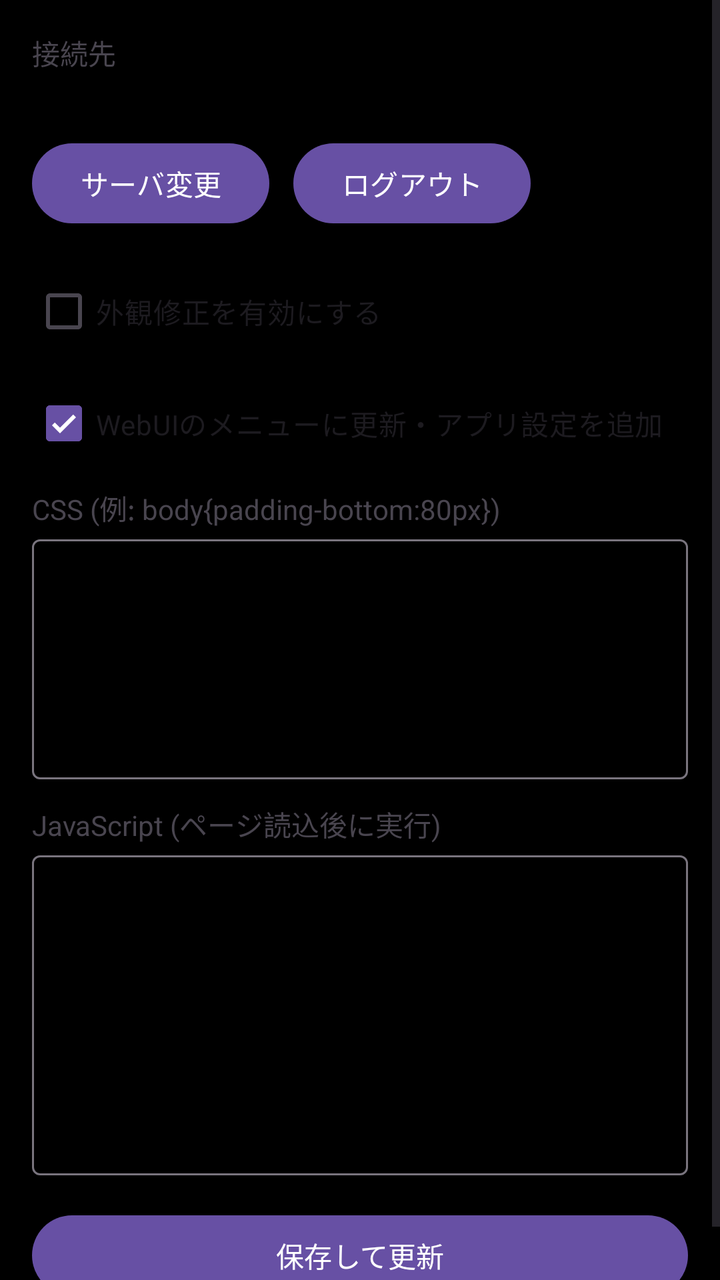
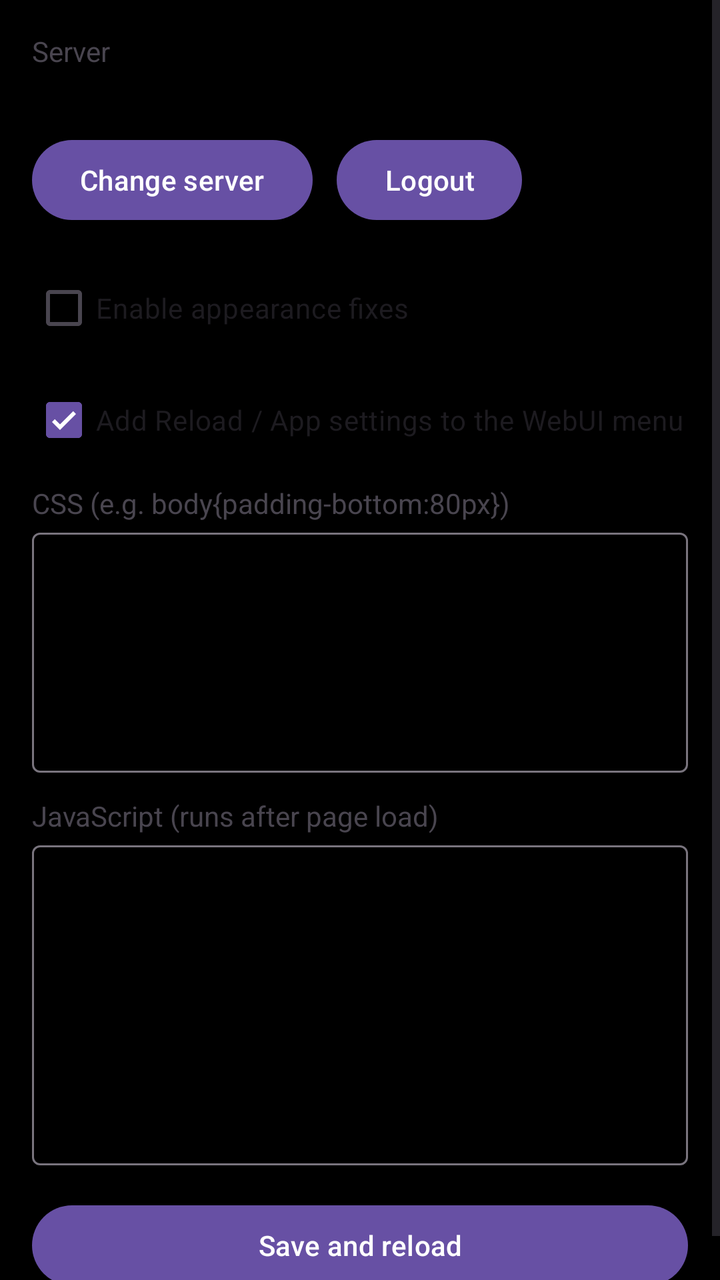

Two renders of the same Android screen: before a commit and after it. Below are the layout's source before the change and the commit's diff.
<!-- AndroidManifest.xml: application theme Theme.Opencode -->
<!-- res/layout/activity_settings.xml -->
<?xml version="1.0" encoding="utf-8"?>
<ScrollView xmlns:android="http://schemas.android.com/apk/res/android"
    android:layout_width="match_parent"
    android:layout_height="match_parent">

    <LinearLayout
        android:layout_width="match_parent"
        android:layout_height="wrap_content"
        android:orientation="vertical"
        android:padding="16dp">

        <TextView
            android:layout_width="wrap_content"
            android:layout_height="wrap_content"
            android:text="接続先" />

        <TextView
            android:id="@+id/text_server_url"
            android:layout_width="match_parent"
            android:layout_height="wrap_content"
            android:layout_marginTop="4dp"
            android:fontFamily="monospace" />

        <LinearLayout
            android:layout_width="match_parent"
            android:layout_height="wrap_content"
            android:layout_marginTop="8dp"
            android:orientation="horizontal">

            <com.google.android.material.button.MaterialButton
                android:id="@+id/btn_change_server"
                android:layout_width="wrap_content"
                android:layout_height="wrap_content"
                android:text="サーバ変更" />

            <com.google.android.material.button.MaterialButton
                android:id="@+id/btn_logout"
                android:layout_width="wrap_content"
                android:layout_height="wrap_content"
                android:layout_marginStart="12dp"
                android:text="ログアウト" />
        </LinearLayout>

        <CheckBox
            android:id="@+id/check_enable"
            android:layout_width="wrap_content"
            android:layout_height="wrap_content"
            android:layout_marginTop="16dp"
            android:text="外観修正を有効にする" />

        <CheckBox
            android:id="@+id/check_appmenu"
            android:layout_width="wrap_content"
            android:layout_height="wrap_content"
            android:layout_marginTop="8dp"
            android:text="WebUIのメニューに更新・アプリ設定を追加"
            android:checked="true" />

        <TextView
            android:layout_width="wrap_content"
            android:layout_height="wrap_content"
            android:layout_marginTop="8dp"
            android:text="CSS (例: body{padding-bottom:80px})" />

        <com.google.android.material.textfield.TextInputLayout
            android:layout_width="match_parent"
            android:layout_height="wrap_content">

            <com.google.android.material.textfield.TextInputEditText
                android:id="@+id/input_css"
                android:layout_width="match_parent"
                android:layout_height="120dp"
                android:gravity="top"
                android:inputType="textMultiLine"
                android:fontFamily="monospace" />
        </com.google.android.material.textfield.TextInputLayout>

        <TextView
            android:layout_width="wrap_content"
            android:layout_height="wrap_content"
            android:layout_marginTop="12dp"
            android:text="JavaScript (ページ読込後に実行)" />

        <com.google.android.material.textfield.TextInputLayout
            android:layout_width="match_parent"
            android:layout_height="wrap_content">

            <com.google.android.material.textfield.TextInputEditText
                android:id="@+id/input_js"
                android:layout_width="match_parent"
                android:layout_height="160dp"
                android:gravity="top"
                android:inputType="textMultiLine"
                android:fontFamily="monospace" />
        </com.google.android.material.textfield.TextInputLayout>

        <com.google.android.material.button.MaterialButton
            android:id="@+id/btn_save"
            android:layout_width="match_parent"
            android:layout_height="wrap_content"
            android:layout_marginTop="16dp"
            android:text="保存して更新" />
    </LinearLayout>
</ScrollView>
<!-- resources referenced by this layout -->
<resources>
  <style name="Theme.Opencode" parent="Theme.Material3.DayNight.NoActionBar">
          <item name="android:windowBackground">@android:color/black</item>
          <item name="android:statusBarColor">@android:color/black</item>
          <item name="android:navigationBarColor">@android:color/black</item>
          <item name="android:windowLightStatusBar">false</item>
      </style>
</resources>

<!-- the commit's change to res/layout/activity_settings.xml (unified diff, before → after) -->
@@ -12,7 +12,7 @@
         <TextView
             android:layout_width="wrap_content"
             android:layout_height="wrap_content"
-            android:text="接続先" />
+            android:text="@string/settings_server" />
 
         <TextView
             android:id="@+id/text_server_url"
@@ -31,14 +31,14 @@
                 android:id="@+id/btn_change_server"
                 android:layout_width="wrap_content"
                 android:layout_height="wrap_content"
-                android:text="サーバ変更" />
+                android:text="@string/change_server" />
 
             <com.google.android.material.button.MaterialButton
                 android:id="@+id/btn_logout"
                 android:layout_width="wrap_content"
                 android:layout_height="wrap_content"
                 android:layout_marginStart="12dp"
-                android:text="ログアウト" />
+                android:text="@string/logout" />
         </LinearLayout>
 
         <CheckBox
@@ -46,21 +46,21 @@
             android:layout_width="wrap_content"
             android:layout_height="wrap_content"
             android:layout_marginTop="16dp"
-            android:text="外観修正を有効にする" />
+            android:text="@string/userscript_enable" />
 
         <CheckBox
             android:id="@+id/check_appmenu"
             android:layout_width="wrap_content"
             android:layout_height="wrap_content"
             android:layout_marginTop="8dp"
-            android:text="WebUIのメニューに更新・アプリ設定を追加"
+            android:text="@string/appmenu_enable"
             android:checked="true" />
 
         <TextView
             android:layout_width="wrap_content"
             android:layout_height="wrap_content"
             android:layout_marginTop="8dp"
-            android:text="CSS (例: body{padding-bottom:80px})" />
+            android:text="@string/css_label" />
 
         <com.google.android.material.textfield.TextInputLayout
             android:layout_width="match_parent"
@@ -79,7 +79,7 @@
             android:layout_width="wrap_content"
             android:layout_height="wrap_content"
             android:layout_marginTop="12dp"
-            android:text="JavaScript (ページ読込後に実行)" />
+            android:text="@string/js_label" />
 
         <com.google.android.material.textfield.TextInputLayout
             android:layout_width="match_parent"
@@ -99,6 +99,6 @@
             android:layout_width="match_parent"
             android:layout_height="wrap_content"
             android:layout_marginTop="16dp"
-            android:text="保存して更新" />
+            android:text="@string/save_reload" />
     </LinearLayout>
 </ScrollView>
<!-- resource entries referenced after the edit -->
@@ -1,5 +1,13 @@
 <!-- resources referenced by this layout -->
 <resources>
+  <string name="appmenu_enable">Add Reload / App settings to the WebUI menu</string>
+  <string name="change_server">Change server</string>
+  <string name="css_label">CSS (e.g. body{padding-bottom:80px})</string>
+  <string name="js_label">JavaScript (runs after page load)</string>
+  <string name="logout">Logout</string>
+  <string name="save_reload">Save and reload</string>
+  <string name="settings_server">Server</string>
+  <string name="userscript_enable">Enable appearance fixes</string>
   <style name="Theme.Opencode" parent="Theme.Material3.DayNight.NoActionBar">
           <item name="android:windowBackground">@android:color/black</item>
           <item name="android:statusBarColor">@android:color/black</item>
